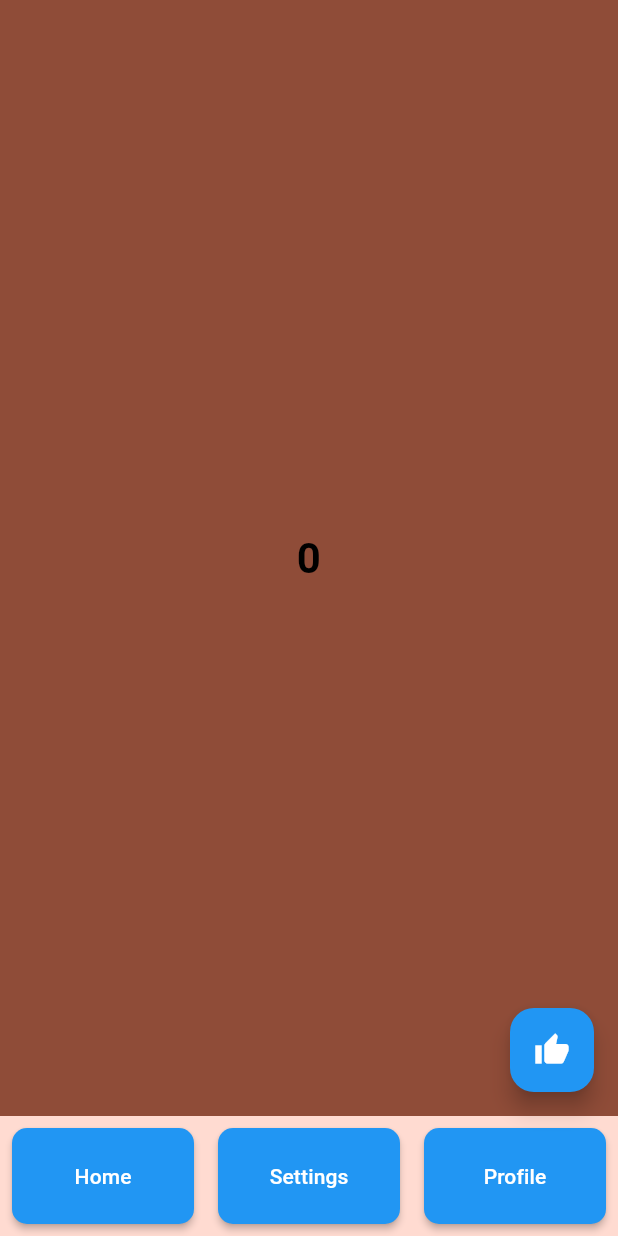
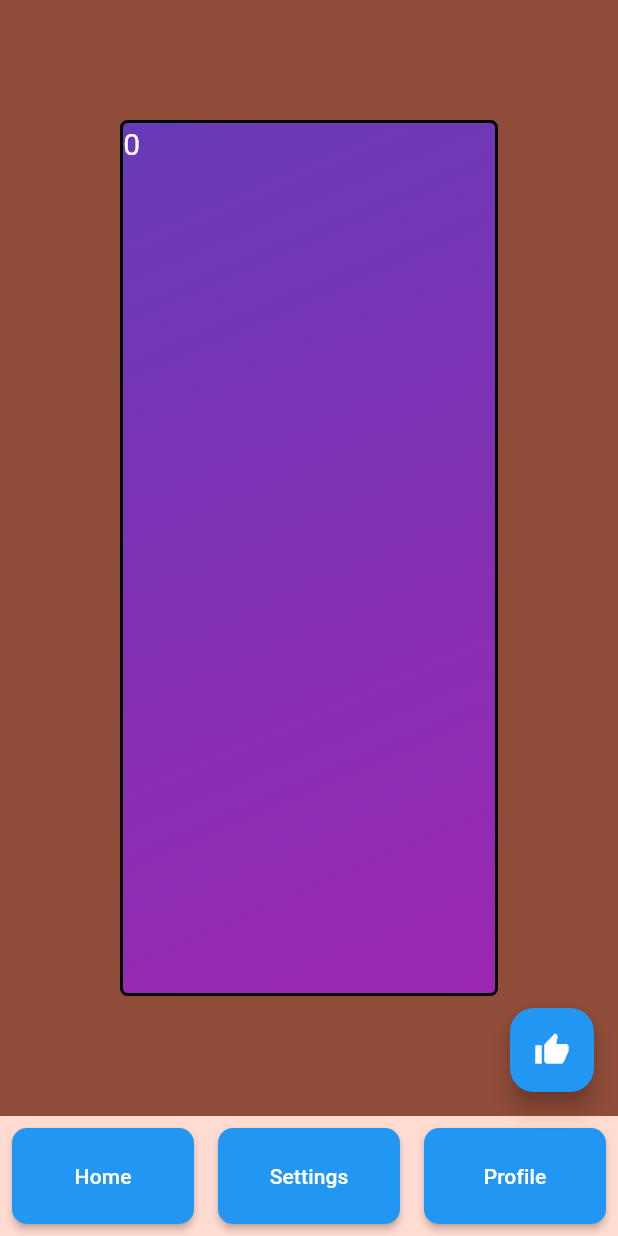
Before and after one commit to Reynem/Flutter, a Flutter app: the screen it shows after launch, on a phone screen of 412 x 824 dp. Run offline on Flutter 3.47's test engine with Material 3 defaults, Android fonts, the phone set to English and light mode, and no system bars.

Commit message:
container

```diff
--- a/example_app/lib/counter_screent.dart
+++ b/example_app/lib/counter_screent.dart
@@ -45,7 +45,7 @@ class _CounterScreenState extends State<CounterScreen> {
     return Scaffold(
         body: Container(
             alignment: Alignment.center,
-            child: formattedH2Text(counter.toString()),
+            child: formattedContainer(counter.toString(), colorScheme),
           ),
 
         floatingActionButton: FloatingActionButton(
--- a/example_app/lib/utils.dart
+++ b/example_app/lib/utils.dart
@@ -27,3 +27,32 @@
   child: Text(text),
 );
 }
+
+Widget formattedContainer(String text, ColorScheme colorScheme){
+return Expanded(
+  flex: 1,
+
+  child: Container(
+  decoration: BoxDecoration(
+    borderRadius: BorderRadius.circular(5),
+    color: colorScheme.onPrimaryContainer,
+    border: Border.all(color: Colors.black, width: 2.0),
+    boxShadow: [BoxShadow(color: Colors.grey.withAlpha(2),
+      spreadRadius: 4.0,
+      blurRadius: 5.0,
+      offset: const Offset(1, 2)
+
+    )],
+
+    gradient: LinearGradient(colors: [Colors.deepPurple, Colors.purple],
+      begin: Alignment.topLeft,
+      end: Alignment.bottomRight
+    ),
+
+  ),
+  width: double.maxFinite,
+  height: double.maxFinite,
+  margin: EdgeInsets.all(80),
+  child: Text(text, style: TextStyle(fontSize: 20, color: Colors.white),),));
+
+}
```
Lines whose indentation alone changed are shown as unchanged.
